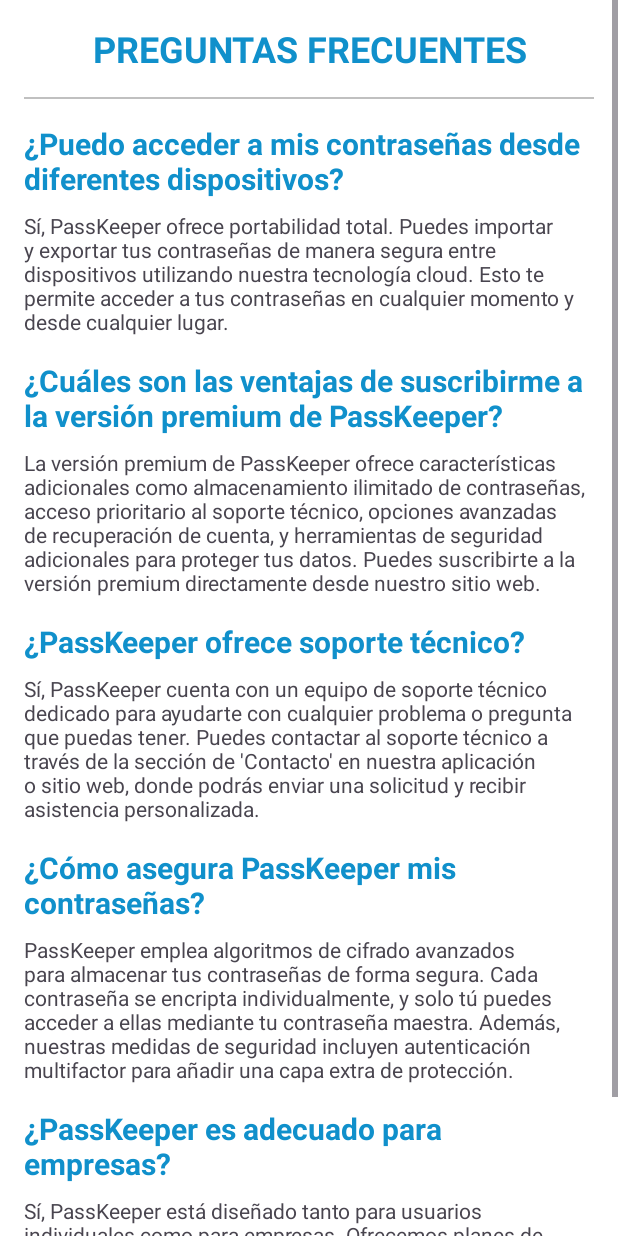
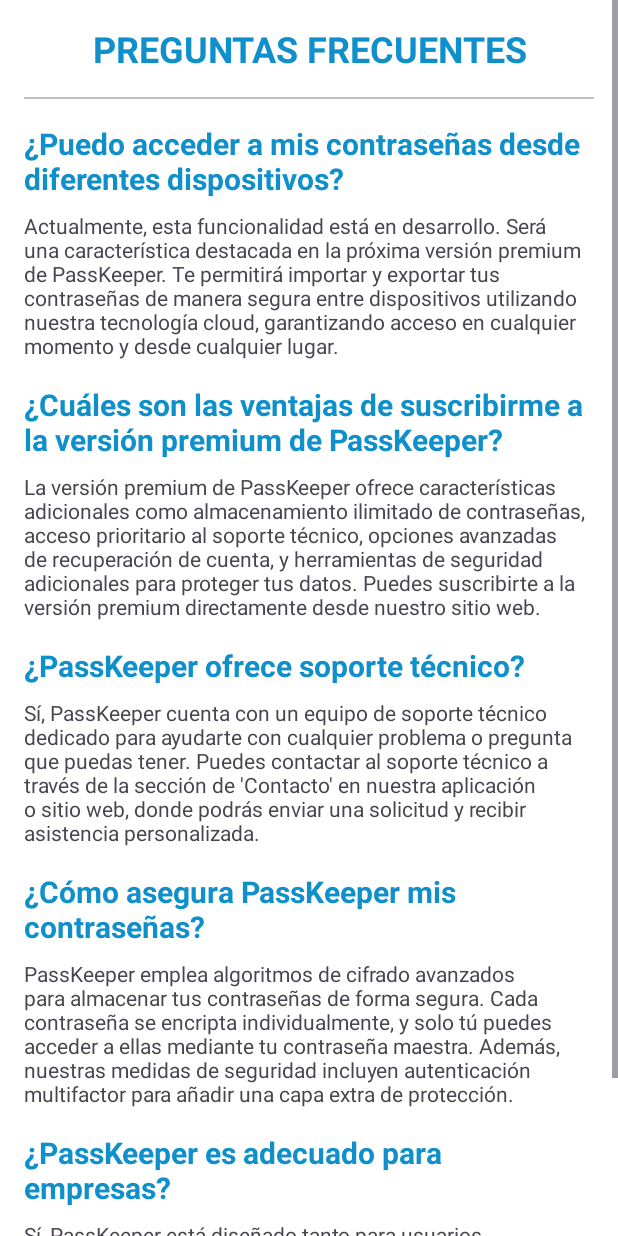
Before and after one commit to vlysi/integrador_ISP4, an Android app: the activity_faq screen opened directly, with no data from a screen before it, on a phone screen of 412 x 824 dp. Run offline under Robolectric (Android 15) with nearby library versions, the phone set to English and light mode, and no system bars.

Commit message:
Se modifican algunas respuestas

```diff
--- a/PassKeeper/app/src/main/res/values/strings.xml
+++ b/PassKeeper/app/src/main/res/values/strings.xml
@@ -66,7 +66,7 @@
     <!--Frequently Asked Questions-->
     <string name="titulo_faq">PREGUNTAS FRECUENTES</string>
     <string name="q1">¿Puedo acceder a mis contraseñas desde diferentes dispositivos?</string>
-    <string name="a1">"Sí, PassKeeper ofrece portabilidad total. Puedes importar y exportar tus contraseñas de manera segura entre dispositivos utilizando nuestra tecnología cloud. Esto te permite acceder a tus contraseñas en cualquier momento y desde cualquier lugar."</string>
+    <string name="a1">"Actualmente, esta funcionalidad está en desarrollo. Será una característica destacada en la próxima versión premium de PassKeeper. Te permitirá importar y exportar tus contraseñas de manera segura entre dispositivos utilizando nuestra tecnología cloud, garantizando acceso en cualquier momento y desde cualquier lugar."</string>
     <string name="q2">"¿Cuáles son las ventajas de suscribirme a la versión premium de PassKeeper?"</string>
     <string name="a2">"La versión premium de PassKeeper ofrece características adicionales como almacenamiento ilimitado de contraseñas, acceso prioritario al soporte técnico, opciones avanzadas de recuperación de cuenta, y herramientas de seguridad adicionales para proteger tus datos. Puedes suscribirte a la versión premium directamente desde nuestro sitio web."</string>
     <string name="q3">"¿PassKeeper ofrece soporte técnico?"</string>
```
